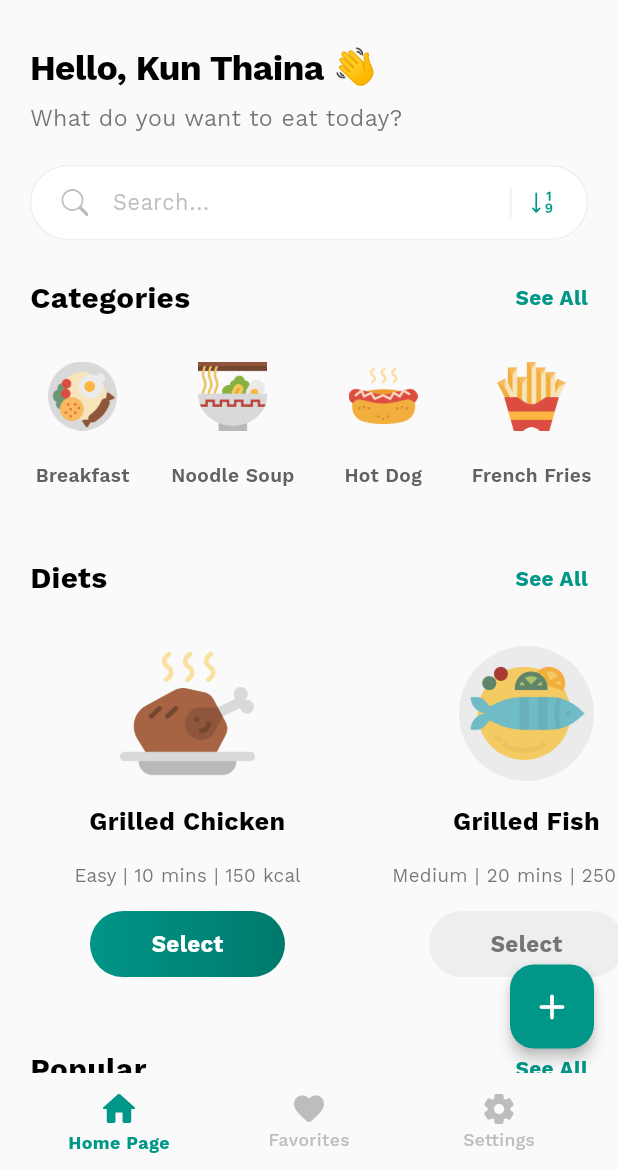
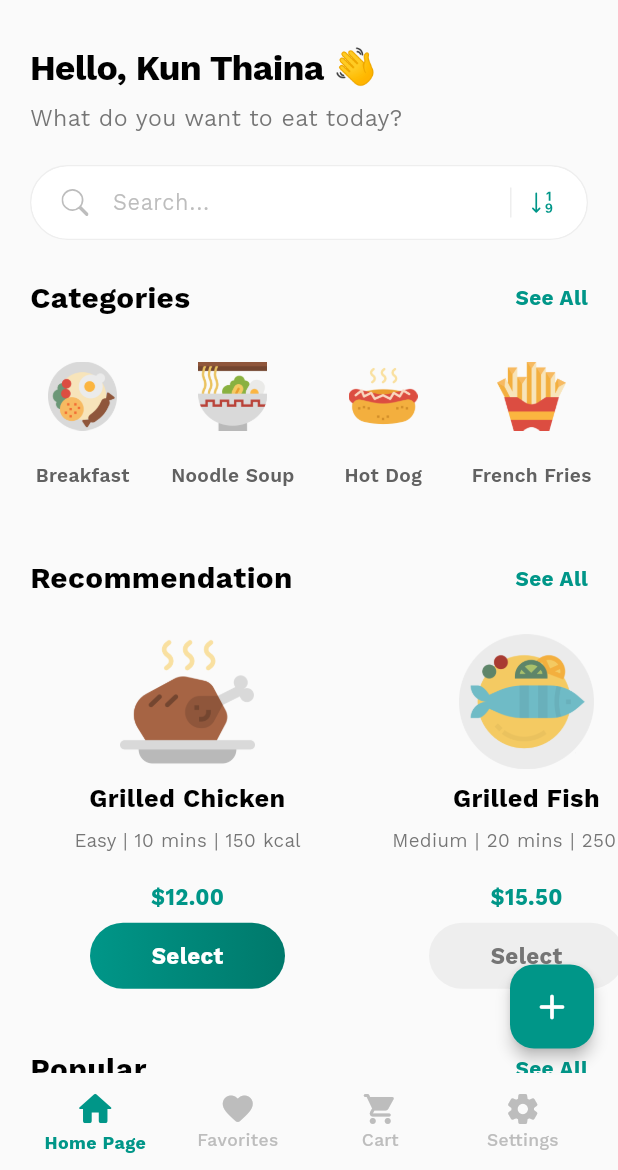
Before and after one commit to Konthaina/flutter-food-app, a Flutter app: the screen it shows after launch, after a tap on the "translate" icon, on a phone screen of 412 x 824 dp, the part 66-1236 px from its top. Run offline on Flutter 3.47's test engine with Material 3 defaults, Android fonts, the phone set to English and light mode, and no system bars; our stand-ins replace flutter_svg.

Commit message:
add cart

```diff
--- a/lib/models/diet_model.dart
+++ b/lib/models/diet_model.dart
@@ -7,6 +7,7 @@ class DietModel {
   final String lavel;
   final String duration;
   final String calorie;
+  final String price;
   final bool viewIsSelected;
 
   DietModel({
@@ -15,6 +16,7 @@ class DietModel {
     required this.lavel,
     required this.duration,
     required this.calorie,
+    required this.price,
     required this.viewIsSelected,
   });
 
@@ -29,6 +31,7 @@ class DietModel {
         lavel: 'level_easy',
         duration: '10 mins',
         calorie: '150 kcal',
+        price: '12.00',
         viewIsSelected: true,
       ),
     );
@@ -39,6 +42,7 @@ class DietModel {
         lavel: 'level_medium',
         duration: '20 mins',
         calorie: '250 kcal',
+        price: '15.50',
         viewIsSelected: false,
       ),
     );
@@ -49,6 +53,7 @@ class DietModel {
         lavel: 'level_hard',
         duration: '15 mins',
         calorie: '100 kcal',
+        price: '2.50',
         viewIsSelected: false,
       ),
     );
--- a/lib/models/popular_model.dart
+++ b/lib/models/popular_model.dart
@@ -3,6 +3,7 @@ class PopularModel {
   String iconPath;
   String duration;
   String calorie;
+  String price;
   bool boxIsSelected;
 
   PopularModel({
@@ -10,6 +11,7 @@ class PopularModel {
     required this.iconPath,
     required this.duration,
     required this.calorie,
+    required this.price,
     this.boxIsSelected = false,
   });
 
@@ -21,6 +23,7 @@ class PopularModel {
         iconPath: 'assets/images/roast-chicken.png',
         duration: '10 mins',
         calorie: '150 kcal',
+        price: '12.00',
         boxIsSelected: false,
       ),
     );
@@ -30,6 +33,7 @@ class PopularModel {
         iconPath: 'assets/images/fish.png',
         duration: '20 mins',
         calorie: '250 kcal',
+        price: '15.50',
         boxIsSelected: true,
       ),
     );
@@ -39,6 +43,7 @@ class PopularModel {
         iconPath: 'assets/images/croissant.png',
         duration: '15 mins',
         calorie: '100 kcal',
+        price: '2.50',
         boxIsSelected: false,
       ),
     );
@@ -48,6 +53,7 @@ class PopularModel {
         iconPath: 'assets/images/noodles.png',
         duration: '5 mins',
         calorie: '80 kcal',
+        price: '5.00',
         boxIsSelected: false,
       ),
     );
--- /dev/null
+++ b/lib/pages/cart.dart
@@ -0,0 +1,72 @@
+import 'package:flutter/material.dart';
+import 'package:first_app/providers/settings_provider.dart';
+
+class CartPage extends StatefulWidget {
+  final SettingsProvider settingsProvider;
+
+  const CartPage({super.key, required this.settingsProvider});
+
+  @override
+  State<CartPage> createState() => _CartPageState();
+}
+
+class _CartPageState extends State<CartPage> {
+  bool get isDarkMode => widget.settingsProvider.isDarkMode;
+
+  @override
+  void initState() {
+    super.initState();
+    widget.settingsProvider.addListener(_onSettingsChanged);
+  }
+
+  @override
+  void dispose() {
+    widget.settingsProvider.removeListener(_onSettingsChanged);
+    super.dispose();
+  }
+
+  void _onSettingsChanged() {
+    if (mounted) setState(() {});
+  }
+
+  @override
+  Widget build(BuildContext context) {
+    return Scaffold(
+      backgroundColor: Colors.transparent,
+      appBar: AppBar(
+        backgroundColor: Colors.transparent,
+        elevation: 0,
+        scrolledUnderElevation: 0,
+        title: Text(
+          widget.settingsProvider.translate('cart'),
+          style: TextStyle(
+            color: isDarkMode ? Colors.white : Colors.black,
+            fontWeight: FontWeight.bold,
+          ),
+        ),
+        centerTitle: true,
+      ),
+      body: Center(
+        child: Column(
+          mainAxisAlignment: MainAxisAlignment.center,
+          children: [
+            Icon(
+              Icons.shopping_cart_outlined,
+              size: 80,
+              color: isDarkMode ? Colors.grey[800] : Colors.grey[200],
+            ),
+            const SizedBox(height: 24),
+            Text(
+              widget.settingsProvider.translate('cart_empty'),
+              style: TextStyle(
+                fontSize: 18,
+                fontWeight: FontWeight.bold,
+                color: isDarkMode ? Colors.grey[400] : Colors.grey[600],
+              ),
+            ),
+          ],
+        ),
+      ),
+    );
+  }
+}
--- a/lib/pages/favorites.dart
+++ b/lib/pages/favorites.dart
@@ -130,7 +130,7 @@ class _FavoritesPageState extends State<FavoritesPage> {
                   ),
                   const SizedBox(height: 4),
                   Text(
-                    '${widget.settingsProvider.translate(item.duration)} | ${widget.settingsProvider.translate(item.calorie)}',
+                    '${widget.settingsProvider.translate(item.duration)} | ${widget.settingsProvider.translate(item.calorie)} | \$${item.price}',
                     style: TextStyle(
                       fontSize: 13,
                       color: isDarkMode ? Colors.grey[500] : Colors.grey[600],
--- a/lib/pages/home.dart
+++ b/lib/pages/home.dart
@@ -310,6 +310,15 @@ class _HomePageState extends State<HomePage> {
                         color: isDarkMode ? Colors.grey[500] : Colors.grey[600],
                       ),
                     ),
+                    const SizedBox(height: 4),
+                    Text(
+                      '\$${dietList[index].price}',
+                      style: const TextStyle(
+                        fontSize: 15,
+                        fontWeight: FontWeight.bold,
+                        color: Colors.teal,
+                      ),
+                    ),
                     Container(
                       height: 44,
                       width: 130,
@@ -414,7 +423,7 @@ class _HomePageState extends State<HomePage> {
                           ),
                           const SizedBox(height: 4),
                           Text(
-                            '${widget.settingsProvider.translate(popularList[index].duration)} | ${widget.settingsProvider.translate(popularList[index].calorie)}',
+                            '${widget.settingsProvider.translate(popularList[index].duration)} | ${widget.settingsProvider.translate(popularList[index].calorie)} | \$${popularList[index].price}',
                             style: TextStyle(
                               fontSize: 13,
                               color: isDarkMode
--- a/lib/pages/main_screen.dart
+++ b/lib/pages/main_screen.dart
@@ -2,6 +2,7 @@ import 'package:flutter/material.dart';
 import 'home.dart';
 import 'settings.dart';
 import 'favorites.dart';
+import 'cart.dart';
 import '../providers/settings_provider.dart';
 
 class MainScreen extends StatefulWidget {
@@ -39,6 +40,7 @@ class _MainScreenState extends State<MainScreen> {
     final List<Widget> pages = [
       HomePage(settingsProvider: widget.settingsProvider),
       FavoritesPage(settingsProvider: widget.settingsProvider),
+      CartPage(settingsProvider: widget.settingsProvider),
       SettingsPage(settingsProvider: widget.settingsProvider),
     ];
 
@@ -78,6 +80,11 @@ class _MainScreenState extends State<MainScreen> {
                   label: widget.settingsProvider.translate('favorites'),
                 ),
                 BottomNavigationBarItem(
+                  icon: const Icon(Icons.shopping_cart_rounded),
+                  activeIcon: const Icon(Icons.shopping_cart_rounded, size: 28),
+                  label: widget.settingsProvider.translate('cart'),
+                ),
+                BottomNavigationBarItem(
                   icon: const Icon(Icons.settings_rounded),
                   activeIcon: const Icon(Icons.settings_rounded, size: 28),
                   label: widget.settingsProvider.translate('settings'),
--- a/lib/utils/translations.dart
+++ b/lib/utils/translations.dart
@@ -23,6 +23,8 @@ class AppTranslations {
       'settings': 'ការកំណត់',
       'help': 'ជំនួយ',
       'logout': 'ចាក់ចេញ',
+      'cart': 'កន្ត្រក',
+      'cart_empty': 'កន្ត្រកទំនេរ',
 
       // Settings Page
       'appearance': 'រូបរាង',
@@ -91,7 +93,7 @@ class AppTranslations {
       'home_title': 'Home Page',
       'search_hint': 'Search...',
       'categories': 'Categories',
-      'diets': 'Diets',
+      'diets': 'Recommendation',
       'popular': 'Popular',
       'created_by': 'Created by: Kun Thaina',
       'for_lessons': 'For Flutter lessons with App Maker Club',
@@ -109,6 +111,8 @@ class AppTranslations {
       'settings': 'Settings',
       'help': 'Help',
       'logout': 'Logout',
+      'cart': 'Cart',
+      'cart_empty': 'Cart is empty',
 
       // Settings Page
       'appearance': 'Appearance',
```
